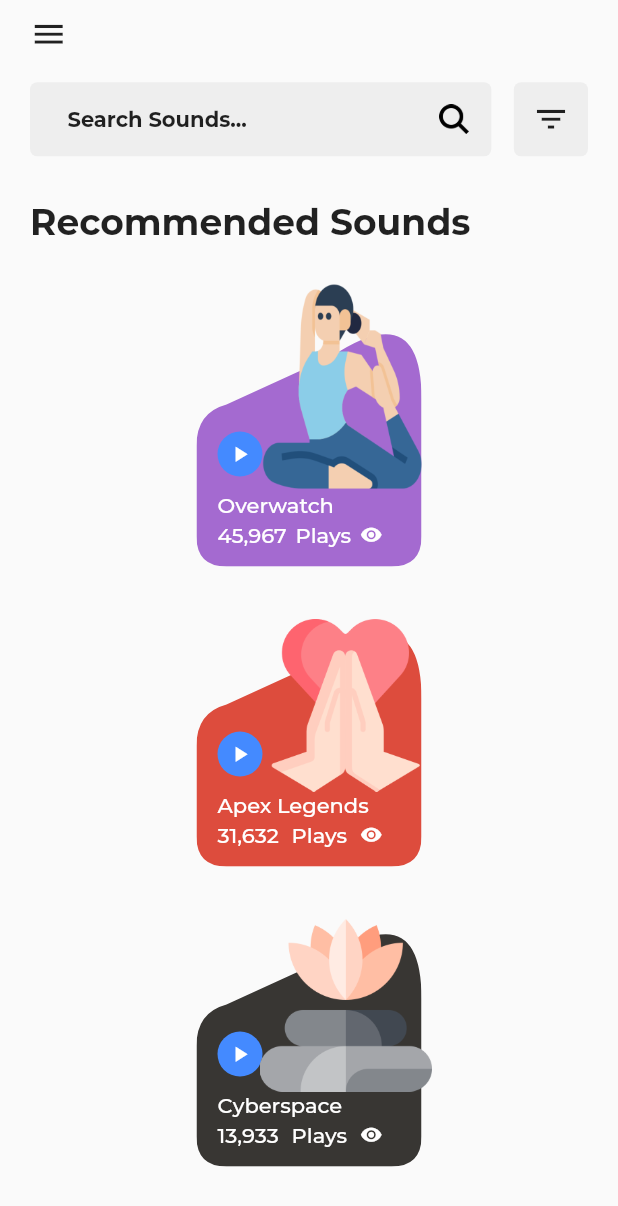
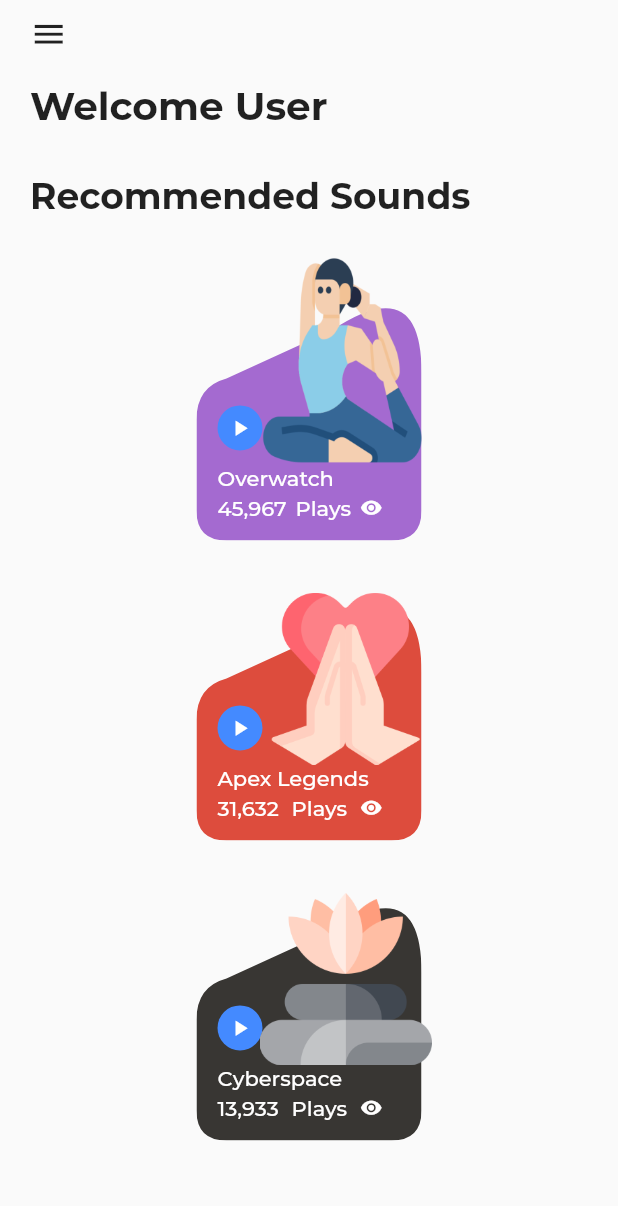
Before and after one commit to Hannibal404/Meditation, a Flutter app: the HomeScreen screen opened by its route, on a phone screen of 412 x 824 dp. Shown: the top 1206 px of the screen. Run offline on Flutter 3.47's test engine with Material 2 defaults, Android fonts, the phone set to English and light mode, and no system bars; our stand-ins replace flutter_svg; missing offline and left inert: dart:ffi; project files that could hold a hidden picture were left out.

Commit message:
Update home.dart

```diff
--- a/lib/screens/home.dart
+++ b/lib/screens/home.dart
@@ -34,52 +34,13 @@ class _HomeScreenState extends State<HomeScreen> {
                 SizedBox(
                   height: height * 0.024,
                 ),
-                Row(
-                  children: <Widget>[
-                    Expanded(
-                      child: Container(
-                        padding: EdgeInsets.only(left: 25.0, right: 15.0),
-                        height: height * 0.06,
-                        width: double.infinity,
-                        decoration: BoxDecoration(
-                          borderRadius: BorderRadius.circular(5),
-                          color: Colors.grey[200],
-                        ),
-                        child: Row(
-                          mainAxisAlignment: MainAxisAlignment.spaceBetween,
-                          children: <Widget>[
-                            Text(
-                              'Search Sounds...',
-                              style: TextStyle(
-                                fontWeight: FontWeight.w600,
-                              ),
-                            ),
-                            Image(
-                              height: height * 0.024,
-                              width: height * 0.024,
-                              image: AssetImage('images/magnifying-glass.png'),
-                            )
-                          ],
-                        ),
-                      ),
-                    ),
-                    SizedBox(
-                      width: 15,
-                    ),
-                    Container(
-                      height: height * 0.06,
-                      width: height * 0.06,
-                      decoration: BoxDecoration(
-                        borderRadius: BorderRadius.circular(5),
-                        color: Colors.grey[200],
-                      ),
-                      child: Icon(
-                        Icons.filter_list,
-                        color: Colors.black87,
-                        size: 25,
-                      ),
-                    ),
-                  ],
+                Text(
+                  "Welcome User",
+                  style: TextStyle(
+                    fontSize: 26,
+                    color: Colors.black87,
+                    fontWeight: FontWeight.w600,
+                  ),
                 ),
                 SizedBox(
                   height: height * 0.036,
@@ -96,7 +57,7 @@ class _HomeScreenState extends State<HomeScreen> {
                   height: height * 0.018,
                 ),
                 Container(
-                  height: height * 0.73,
+                  height: height * 0.74,
                   width: double.infinity,
                   child: ListView(
                     scrollDirection: Axis.vertical,
```
